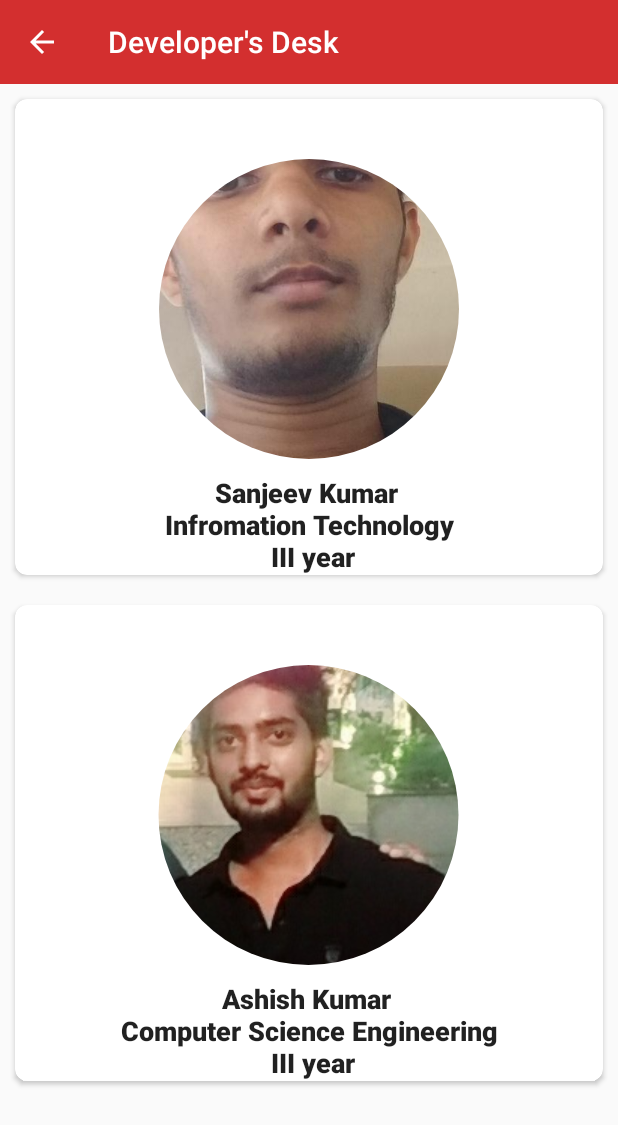
After one commit to Sanjeevsky/KNIT, an Android app: the DevelopersActivity screen opened directly, with no data from a screen before it, on a phone screen of 412 x 824 dp. The commit adds this screen. Shown: the top 1125 px of the screen. Run offline under Robolectric (Android 15) with nearby library versions, the phone set to English and light mode, and no system bars; our stand-ins replace CircleImageView.

Commit message:
Developers Desk

```diff
--- a/app/src/main/AndroidManifest.xml
+++ b/app/src/main/AndroidManifest.xml
@@ -13,7 +13,9 @@
         android:roundIcon="@mipmap/ic_launcher_round"
         android:supportsRtl="true"
         android:theme="@style/AppTheme">
-        <activity android:name=".AcademicActivity"></activity>
+        <activity android:name=".DevelopersActivity"
+            android:parentActivityName=".MainActivity"></activity>
+        <activity android:name=".AcademicActivity" />
         <activity
             android:name=".CareerDevelopmentActivity"
             android:parentActivityName=".MainActivity" />
--- a/app/src/main/java/com/example/sanjeevyadav/knit/AdminLoginActivity.java
+++ b/app/src/main/java/com/example/sanjeevyadav/knit/AdminLoginActivity.java
@@ -46,7 +46,6 @@ public class AdminLoginActivity extends AppCompatActivity {
                             if (task.isSuccessful()) {
                                 Toast.makeText(AdminLoginActivity.this, "Login Successful", Toast.LENGTH_LONG).show();
                                 Intent startIntent = new Intent(AdminLoginActivity.this, DatabaseEntryActivity.class);
-                                startIntent.setFlags(Intent.FLAG_ACTIVITY_CLEAR_TASK | Intent.FLAG_ACTIVITY_NEW_TASK);
                                 startActivity(startIntent);
                             } else {
                                 Toast.makeText(AdminLoginActivity.this, "" + task.getException(), Toast.LENGTH_LONG).show();
--- a/app/src/main/java/com/example/sanjeevyadav/knit/DatabaseEntryActivity.java
+++ b/app/src/main/java/com/example/sanjeevyadav/knit/DatabaseEntryActivity.java
@@ -7,6 +7,7 @@ import android.support.v7.app.AppCompatActivity;
 import android.os.Bundle;
 import android.support.v7.widget.LinearLayoutManager;
 import android.support.v7.widget.RecyclerView;
+import android.support.v7.widget.Toolbar;
 import android.text.TextUtils;
 import android.view.LayoutInflater;
 import android.view.View;
@@ -48,6 +49,7 @@ public class DatabaseEntryActivity extends AppCompatActivity implements AdapterV
     private RecyclerView recyclerView,recyclerView2;
     private ExpandableLayout expandableLayout1,expandableLayout2;
     private Button NewsExpand,ResultExpand;
+    private Toolbar toolbar;
 
 
     @Override
@@ -58,6 +60,11 @@ public class DatabaseEntryActivity extends AppCompatActivity implements AdapterV
         spin.setOnItemSelectedListener(this);
         Spinner spin2 = (Spinner) findViewById(R.id.spinner2);
         spin2.setOnItemSelectedListener(this);
+        toolbar=findViewById(R.id.toolbar_id);
+        setSupportActionBar(toolbar);
+        getSupportActionBar().setTitle("DataBase Entry Section");
+        getSupportActionBar().setDisplayHomeAsUpEnabled(true);
+        getSupportActionBar().setDisplayShowHomeEnabled(true);
         newsRef = FirebaseDatabase.getInstance().getReference("newsfeeds");
         resRef = FirebaseDatabase.getInstance().getReference("results");
         NewsText = findViewById(R.id.news_text_id);
@@ -72,6 +79,7 @@ public class DatabaseEntryActivity extends AppCompatActivity implements AdapterV
         expandableLayout1=findViewById(R.id.expandableLayout1_news);
         ResultExpand=findViewById(R.id.result_update_expandable);
         expandableLayout2=findViewById(R.id.expandableLayout1_result);
+        mAuth=FirebaseAuth.getInstance();
 
         NewsExpand.setOnClickListener(new View.OnClickListener() {
             @Override
@@ -351,4 +359,10 @@ public class DatabaseEntryActivity extends AppCompatActivity implements AdapterV
         }
     }
 
+    @Override
+    public void onBackPressed() {
+        mAuth.signOut();
+        Toast.makeText(this, "Logged Out Successfully", Toast.LENGTH_SHORT).show();
+        super.onBackPressed();
+    }
 }
--- /dev/null
+++ b/app/src/main/java/com/example/sanjeevyadav/knit/DevelopersActivity.java
@@ -0,0 +1,21 @@
+package com.example.sanjeevyadav.knit;
+
+import android.support.v7.app.AppCompatActivity;
+import android.os.Bundle;
+import android.support.v7.widget.Toolbar;
+
+public class DevelopersActivity extends AppCompatActivity {
+    Toolbar toolbar;
+
+    @Override
+    protected void onCreate(Bundle savedInstanceState) {
+        super.onCreate(savedInstanceState);
+        setContentView(R.layout.activity_developers);
+        toolbar=findViewById(R.id.toolbar_id_dev);
+        setSupportActionBar(toolbar);
+        getSupportActionBar().setTitle("Developer's Desk");
+        getSupportActionBar().setDisplayHomeAsUpEnabled(true);
+        getSupportActionBar().setDisplayShowHomeEnabled(true);
+
+    }
+}
--- a/app/src/main/java/com/example/sanjeevyadav/knit/MainActivity.java
+++ b/app/src/main/java/com/example/sanjeevyadav/knit/MainActivity.java
@@ -84,6 +84,10 @@ public class MainActivity extends AppCompatActivity implements NavigationView.On
                 Intent facultyIntent=new Intent(MainActivity.this,FacultyActivity.class);
                 startActivity(facultyIntent);
                 break;
+            case R.id.developers:
+                Intent devIntent=new Intent(MainActivity.this,DevelopersActivity.class);
+                startActivity(devIntent);
+                break;
 
         }
         drawerLayout.closeDrawer(GravityCompat.START);
--- /dev/null
+++ b/app/src/main/res/layout/activity_developers.xml
@@ -0,0 +1,97 @@
+<?xml version="1.0" encoding="utf-8"?>
+<RelativeLayout xmlns:android="http://schemas.android.com/apk/res/android"
+    xmlns:app="http://schemas.android.com/apk/res-auto"
+    xmlns:tools="http://schemas.android.com/tools"
+    android:layout_width="match_parent"
+    android:layout_height="match_parent"
+    android:orientation="vertical"
+    tools:context=".DevelopersActivity">
+    <android.support.v7.widget.Toolbar
+        android:layout_width="match_parent"
+        android:layout_height="wrap_content"
+        android:id="@+id/toolbar_id_dev"
+        android:theme="@style/ThemeOverlay.AppCompat.Dark.ActionBar"
+        android:background="@color/colorPrimary"/>
+    <ScrollView
+        android:layout_width="match_parent"
+        android:layout_height="match_parent"
+        android:fillViewport="true"
+        android:layout_below="@id/toolbar_id_dev">
+        <LinearLayout
+            android:layout_width="match_parent"
+            android:layout_height="wrap_content"
+            android:orientation="vertical">
+            <android.support.v7.widget.CardView
+                android:layout_width="match_parent"
+                android:layout_height="wrap_content"
+                android:id="@+id/developers_card1"
+                android:layout_below="@id/toolbar_id_dev"
+                app:cardCornerRadius="8dp"
+                android:layout_margin="10dp">
+                <RelativeLayout
+                    android:layout_width="match_parent"
+                    android:layout_height="match_parent">
+
+                    <de.hdodenhof.circleimageview.CircleImageView
+                        android:layout_width="wrap_content"
+                        android:layout_marginTop="40dp"
+                        android:layout_height="200dp"
+                        android:src="@drawable/dev1"
+                        android:id="@+id/image1"
+                        />
+                    <TextView
+                        android:layout_below="@id/image1"
+                        android:layout_width="match_parent"
+                        android:layout_marginTop="10dp"
+                        android:layout_height="wrap_content"
+                        android:textStyle="bold"
+                        android:textSize="18dp"
+                        android:textAppearance="@style/Base.TextAppearance.AppCompat.Body2"
+                        android:text="Sanjeev Kumar \n Infromation Technology \n III year"
+                        android:textAlignment="center"/>
+                </RelativeLayout>
+
+            </android.support.v7.widget.CardView>
+            <android.support.v7.widget.CardView
+                android:layout_width="match_parent"
+                android:layout_height="wrap_content"
+                android:id="@+id/developers_card2"
+                android:layout_below="@id/developers_card1"
+                android:layout_margin="10dp"
+                app:cardCornerRadius="8dp">
+                <RelativeLayout
+                    android:layout_width="match_parent"
+                    android:layout_height="match_parent"
+                    android:layout_gravity="center">
+
+                    <de.hdodenhof.circleimageview.CircleImageView
+                        android:layout_width="wrap_content"
+                        android:layout_marginTop="40dp"
+                        android:layout_height="200dp"
+                        android:src="@drawable/dev2"
+                        android:id="@+id/image2"
+                        android:cropToPadding="true"
+                        android:layout_centerHorizontal="true"
+                        />
+                    <TextView
+                        android:layout_below="@id/image2"
+                        android:layout_width="match_parent"
+                        android:layout_marginTop="10dp"
+                        android:layout_height="wrap_content"
+                        android:textStyle="bold"
+                        android:textSize="18dp"
+                        android:textAppearance="@style/Base.TextAppearance.AppCompat.Body2"
+                        android:text="Ashish Kumar \n Computer Science Engineering \n III year"
+                        android:textAlignment="center"/>
+                </RelativeLayout>
+
+            </android.support.v7.widget.CardView>
+
+
+        </LinearLayout>
+
+
+    </ScrollView>
+
+
+</RelativeLayout>
--- a/app/src/main/res/menu/navigation_menu.xml
+++ b/app/src/main/res/menu/navigation_menu.xml
@@ -26,13 +26,10 @@
 
     <menu>
         <item
-            android:title="Ashish Kumar CSE"
+            android:title="Developer's Desk"
             android:icon="@drawable/knitlogo"
-            android:id="@+id/developers1_id" />
-        <item
-            android:title="Sanjeev Kumar CSE"
-            android:icon="@drawable/knitlogo"
-            android:id="@+id/developers2_id" />
+            android:id="@+id/developers" />
+
     </menu>
 
 
```
Also changed, not shown: app/src/main/res/drawable/dev1.jpeg (added), app/src/main/res/drawable/dev2.jpeg (added), app/src/main/res/layout/activity_database_entry.xml (line endings or trailing spaces).
